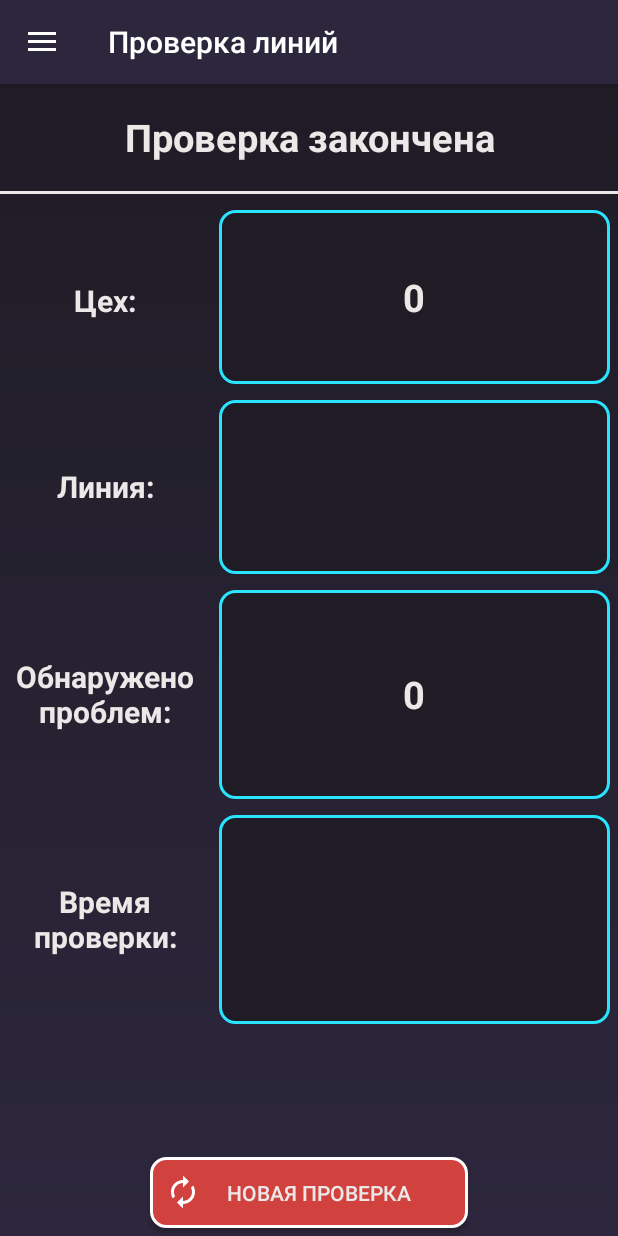
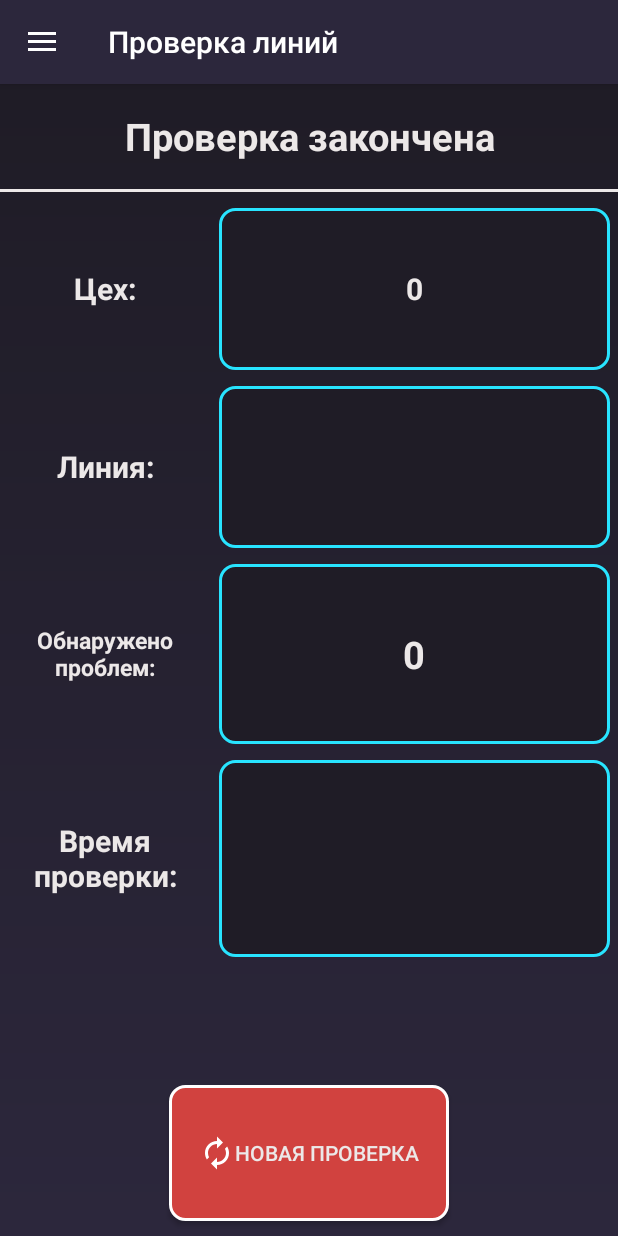
Before and after one commit to iamsardorbek/APS_Andon, an Android app: the QuestEndOfChecking screen opened directly, with no data from a screen before it, on a phone screen of 412 x 824 dp. Run offline under Robolectric (Android 15) with nearby library versions, the phone set to English and light mode, and no system bars; our stand-ins replace Firebase (no records; nobody signed in at launch, a user with empty details on screens opened directly); 6 statements that could not run were skipped.

Commit message:
Taking problem pics fully ready; minor changes to EndOfChecking; problemCount fixed

```diff
--- a/app/src/main/AndroidManifest.xml
+++ b/app/src/main/AndroidManifest.xml
@@ -73,7 +73,7 @@
             tools:ignore="LockedOrientationActivity" />
         <provider
             android:name="androidx.core.content.FileProvider"
-            android:authorities="com.akfa.apsproject"
+            android:authorities="@string/package_name"
             android:exported="false"
             android:grantUriPermissions="true">
             <meta-data
--- a/app/src/main/java/com/akfa/apsproject/MachineLayoutActivity.java
+++ b/app/src/main/java/com/akfa/apsproject/MachineLayoutActivity.java
@@ -10,5 +10,9 @@ public class MachineLayoutActivity extends AppCompatActivity {
     protected void onCreate(Bundle savedInstanceState) {
         super.onCreate(savedInstanceState);
         setContentView(R.layout.activity_machine_layout);
+        initInstances();
+    }
+
+    private void initInstances() {
     }
 }
--- a/app/src/main/java/com/akfa/apsproject/QRScanner.java
+++ b/app/src/main/java/com/akfa/apsproject/QRScanner.java
@@ -71,6 +71,7 @@ public class QRScanner extends AppCompatActivity {
         employeeLogin = arguments.getString("Логин пользователя");
         employeePosition = arguments.getString("Должность");
         problemsCount = arguments.getInt("Количество обнаруженных проблем");
+        Log.i("problemsCount", Integer.toString(problemsCount));
         surfaceView = findViewById(R.id.camerapreview);
         textView = findViewById(R.id.textView);
         directionsTextView = findViewById(R.id.directionsTextView);
@@ -162,6 +163,7 @@ public class QRScanner extends AppCompatActivity {
                                             intent.putExtra("startTimeMillis", startTimeMillis);
                                             intent.putExtra("Логин пользователя", employeeLogin);
                                             intent.putExtra("Количество обнаруженных проблем", problemsCount);
+                                            Log.i("Кол-во проблем", String.valueOf(problemsCount));
                                             intent.putExtra("Должность", employeePosition);
                                             startActivity(intent);
                                         } else if (shouldOpenPointDynamic.equals("нет")) {
--- a/app/src/main/java/com/akfa/apsproject/QuestEndOfChecking.java
+++ b/app/src/main/java/com/akfa/apsproject/QuestEndOfChecking.java
@@ -5,6 +5,7 @@ import android.content.SharedPreferences;
 import android.os.Build;
 import android.os.Bundle;
 import android.preference.PreferenceManager;
+import android.util.Log;
 import android.view.MenuItem;
 import android.view.View;
 import android.widget.Button;
@@ -47,6 +48,7 @@ public class QuestEndOfChecking extends AppCompatActivity {
         checkingDuration = findViewById(R.id.checkingDuration);
         Bundle arguments = getIntent().getExtras();
         int problemsCount = arguments.getInt("Количество обнаруженных проблем");
+        Log.i("ENDofCHECK", "Колво проб в конце " + String.valueOf(problemsCount));
         employeeLogin = getIntent().getExtras().getString("Логин пользователя");
         employeePosition = getIntent().getExtras().getString("Должность");
         toggle = setUpNavBar();
--- a/app/src/main/res/layout/quest_activity_end_of_checking.xml
+++ b/app/src/main/res/layout/quest_activity_end_of_checking.xml
@@ -63,7 +63,7 @@
                 android:gravity="center"
                 android:layout_margin="5dp"
                 android:textStyle="bold"
-                android:textSize="25sp"
+                android:textSize="20sp"
                 android:background="@drawable/edit" />
 
         </LinearLayout>
@@ -118,7 +118,7 @@
                 android:padding="5dp"
                 android:layout_margin="5dp"
                 android:textStyle="bold"
-                android:textSize="20sp"
+                android:textSize="15sp"
                 android:gravity="center"
                 android:text="@string/numberOfProblems"
                 tools:ignore="NestedWeights" />
@@ -168,9 +168,8 @@
                 android:gravity="center"
                 android:layout_margin="5dp"
                 android:textStyle="bold"
-                android:textSize="25sp"
+                android:textSize="15sp"
                 android:background="@drawable/edit" />
-
         </LinearLayout>
 
         <View
@@ -182,18 +181,16 @@
 
         <Button
             android:id="@+id/newChecking"
-            android:layout_width="match_parent"
-            android:layout_height="0dp"
-            android:layout_marginVertical="5sp"
-            android:layout_marginHorizontal="100dp"
+            android:layout_width="wrap_content"
+            android:layout_height="wrap_content"
+            android:layout_marginVertical="10sp"
             android:layout_weight="0.6"
             android:background="@drawable/edit_red_accent"
             android:drawableStart="@drawable/new_revise"
             android:drawableLeft="@drawable/new_revise"
             android:layout_gravity="center"
             android:paddingHorizontal="20dp"
-            android:paddingStart="10dp"
-            android:paddingLeft="10dp"
+            android:paddingVertical="5dp"
             android:text="@string/newRevision"
             android:textColor="@color/text"
             tools:ignore="NestedWeights,RtlSymmetry" />
--- a/app/src/main/res/values/strings.xml
+++ b/app/src/main/res/values/strings.xml
@@ -68,4 +68,5 @@
     <string name="remember_me">Запомнить меня</string>
     <string name="scan_qr">Сканировать QR код</string>
     <string name="description_layout">layout</string>
+    <string name="package_name">com.akfa.apsproject</string>
 </resources>
```
Also changed, not shown: app/src/main/java/com/akfa/apsproject/QuestPointDynamic.java (+68 -57 lines).
